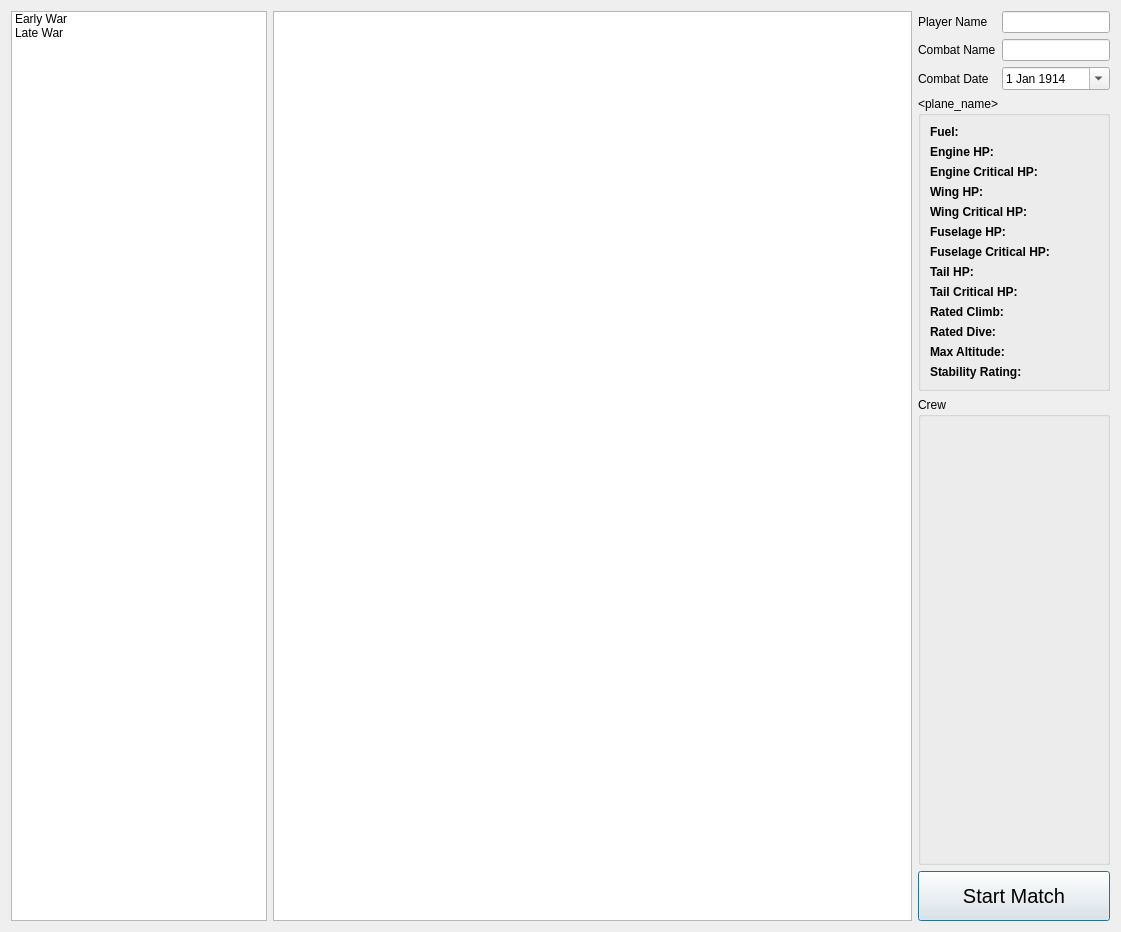
First picture: the form in turn_logger/PlaneSelectionDialog.ui, repository wchamilton/CEManeuverLog, before the edit.
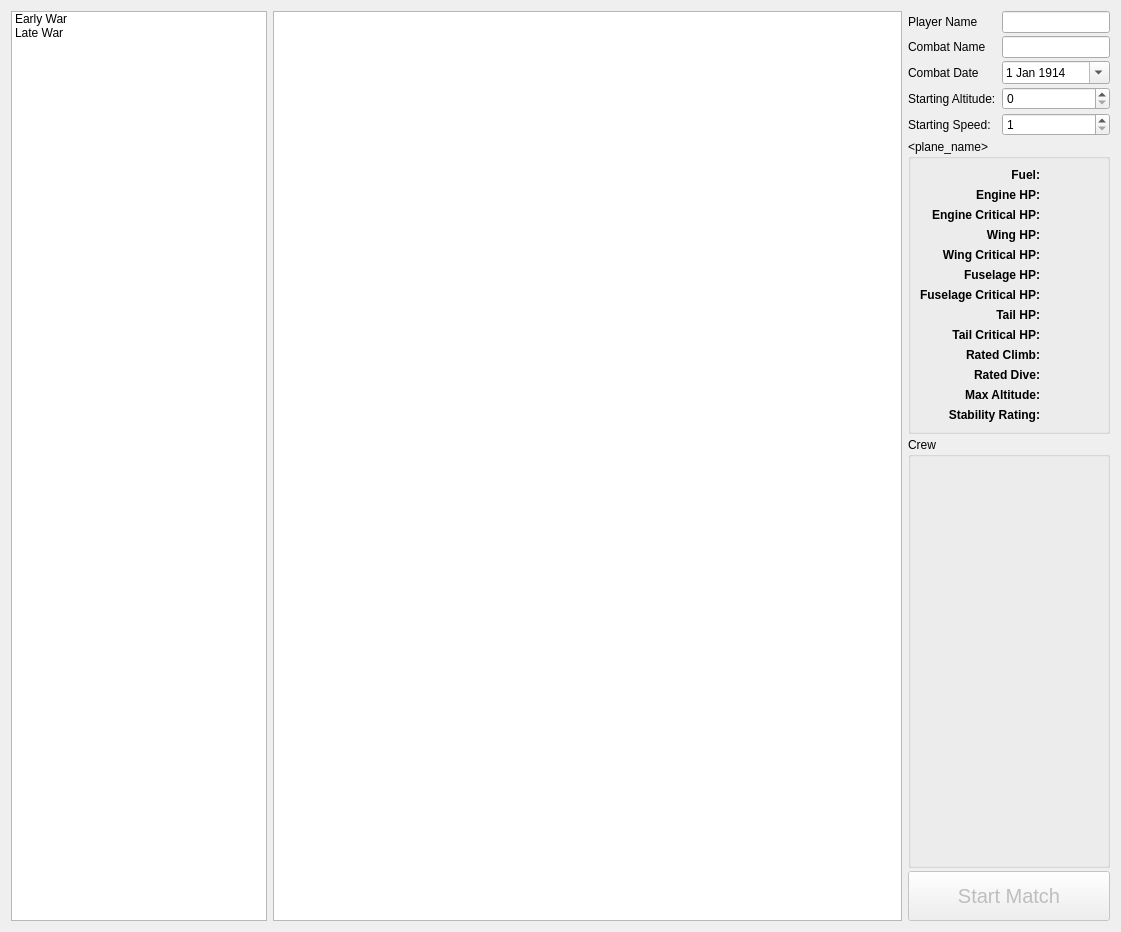
Second picture: the form after the edit.

Commit message: Models are mostly in place. Working on replacement UI components and restructuring. Will need to eventually purge the old models/views but that'll be a later stage

Diff of the .ui file:
```diff
--- a/turn_logger/PlaneSelectionDialog.ui
+++ b/turn_logger/PlaneSelectionDialog.ui
@@ -13,9 +13,62 @@
   <property name="windowTitle">
    <string>Canvas Eagles - Plane Selection</string>
   </property>
-  <layout class="QGridLayout" name="gridLayout_2" rowstretch="0,0,0,0,0,0" columnstretch="0,2,0,0">
-   <item row="5" column="2" colspan="2">
+  <layout class="QGridLayout" name="gridLayout_2" rowstretch="0,0,0,0,0,0,0,0" columnstretch="0,2,0,0">
+   <property name="verticalSpacing">
+    <number>3</number>
+   </property>
+   <item row="0" column="0" rowspan="8">
+    <widget class="QTreeWidget" name="planes_tree">
+     <property name="editTriggers">
+      <set>QAbstractItemView::EditTrigger::NoEditTriggers</set>
+     </property>
+     <property name="rootIsDecorated">
+      <bool>false</bool>
+     </property>
+     <property name="headerHidden">
+      <bool>true</bool>
+     </property>
+     <attribute name="headerVisible">
+      <bool>false</bool>
+     </attribute>
+     <column>
+      <property name="text">
+       <string>Planes</string>
+      </property>
+     </column>
+     <item>
+      <property name="text">
+       <string>Early War</string>
+      </property>
+      <property name="flags">
+       <set>ItemIsDragEnabled|ItemIsDropEnabled|ItemIsUserCheckable|ItemIsEnabled</set>
+      </property>
+     </item>
+     <item>
+      <property name="text">
+       <string>Late War</string>
+      </property>
+      <property name="flags">
+       <set>ItemIsDragEnabled|ItemIsDropEnabled|ItemIsUserCheckable|ItemIsEnabled</set>
+      </property>
+     </item>
+    </widget>
+   </item>
+   <item row="0" column="3">
+    <widget class="QLineEdit" name="player_name"/>
+   </item>
+   <item row="0" column="1" rowspan="8">
+    <widget class="QGraphicsView" name="maneuver_sched">
+     <property name="renderHints">
+      <set>QPainter::RenderHint::Antialiasing|QPainter::RenderHint::TextAntialiasing</set>
+     </property>
+    </widget>
+   </item>
+   <item row="7" column="2" colspan="2">
     <widget class="QPushButton" name="start_button">
+     <property name="enabled">
+      <bool>false</bool>
+     </property>
      <property name="minimumSize">
       <size>
        <width>0</width>
@@ -32,20 +85,6 @@
      </property>
     </widget>
    </item>
-   <item row="2" column="2">
-    <widget class="QLabel" name="label_2">
-     <property name="text">
-      <string>Combat Date</string>
-     </property>
-    </widget>
-   </item>
-   <item row="0" column="1" rowspan="6">
-    <widget class="QGraphicsView" name="maneuver_sched">
-     <property name="renderHints">
-      <set>QPainter::RenderHint::Antialiasing|QPainter::RenderHint::TextAntialiasing</set>
-     </property>
-    </widget>
-   </item>
    <item row="2" column="3">
     <widget class="QDateEdit" name="combat_date">
      <property name="calendarPopup">
@@ -60,50 +99,44 @@
      </property>
     </widget>
    </item>
-   <item row="0" column="3">
-    <widget class="QLineEdit" name="player_name"/>
-   </item>
-   <item row="0" column="0" rowspan="6">
-    <widget class="QTreeWidget" name="planes_tree">
-     <property name="editTriggers">
-      <set>QAbstractItemView::EditTrigger::NoEditTriggers</set>
+   <item row="6" column="2" colspan="2">
+    <widget class="QGroupBox" name="crew_grpbox">
+     <property name="title">
+      <string>Crew</string>
      </property>
-     <property name="rootIsDecorated">
-      <bool>false</bool>
+     <property name="alignment">
+      <set>Qt::AlignmentFlag::AlignLeading|Qt::AlignmentFlag::AlignLeft|Qt::AlignmentFlag::AlignTop</set>
      </property>
-     <property name="headerHidden">
-      <bool>true</bool>
-     </property>
-     <attribute name="headerVisible">
-      <bool>false</bool>
-     </attribute>
-     <column>
-      <property name="text">
-       <string>Planes</string>
+     <layout class="QGridLayout" name="gridLayout_4">
+      <property name="leftMargin">
+       <number>0</number>
       </property>
-     </column>
-     <item>
-      <property name="text">
-       <string>Early War</string>
+      <property name="topMargin">
+       <number>0</number>
       </property>
-      <property name="flags">
-       <set>ItemIsDragEnabled|ItemIsDropEnabled|ItemIsUserCheckable|ItemIsEnabled</set>
+      <property name="rightMargin">
+       <number>0</number>
       </property>
-     </item>
-     <item>
-      <property name="text">
-       <string>Late War</string>
+      <property name="bottomMargin">
+       <number>0</number>
       </property>
-      <property name="flags">
-       <set>ItemIsDragEnabled|ItemIsDropEnabled|ItemIsUserCheckable|ItemIsEnabled</set>
+      <property name="spacing">
+       <number>0</number>
       </property>
-     </item>
+      <item row="0" column="0">
+       <widget class="QStackedWidget" name="crew_stacked_widget">
+        <property name="currentIndex">
+         <number>-1</number>
+        </property>
+       </widget>
+      </item>
+     </layout>
     </widget>
    </item>
    <item row="1" column="3">
     <widget class="QLineEdit" name="combat_name"/>
    </item>
-   <item row="3" column="2" colspan="2">
+   <item row="5" column="2" colspan="2">
     <widget class="QGroupBox" name="plane_grpbox">
      <property name="title">
       <string>&lt;plane_name&gt;</string>
@@ -122,6 +155,9 @@
         <property name="text">
          <string>Wing Critical HP:</string>
         </property>
+        <property name="alignment">
+         <set>Qt::AlignmentFlag::AlignRight|Qt::AlignmentFlag::AlignTrailing|Qt::AlignmentFlag::AlignVCenter</set>
+        </property>
        </widget>
       </item>
       <item row="10" column="0">
@@ -134,6 +170,9 @@
         <property name="text">
          <string>Rated Dive:</string>
         </property>
+        <property name="alignment">
+         <set>Qt::AlignmentFlag::AlignRight|Qt::AlignmentFlag::AlignTrailing|Qt::AlignmentFlag::AlignVCenter</set>
+        </property>
        </widget>
       </item>
       <item row="11" column="1">
@@ -174,6 +213,9 @@
         <property name="text">
          <string>Rated Climb:</string>
         </property>
+        <property name="alignment">
+         <set>Qt::AlignmentFlag::AlignRight|Qt::AlignmentFlag::AlignTrailing|Qt::AlignmentFlag::AlignVCenter</set>
+        </property>
        </widget>
       </item>
       <item row="1" column="0">
@@ -186,6 +228,9 @@
         <property name="text">
          <string>Engine HP:</string>
         </property>
+        <property name="alignment">
+         <set>Qt::AlignmentFlag::AlignRight|Qt::AlignmentFlag::AlignTrailing|Qt::AlignmentFlag::AlignVCenter</set>
+        </property>
        </widget>
       </item>
       <item row="3" column="0">
@@ -198,6 +243,9 @@
         <property name="text">
          <string>Wing HP:</string>
         </property>
+        <property name="alignment">
+         <set>Qt::AlignmentFlag::AlignRight|Qt::AlignmentFlag::AlignTrailing|Qt::AlignmentFlag::AlignVCenter</set>
+        </property>
        </widget>
       </item>
       <item row="2" column="0">
@@ -210,6 +258,9 @@
         <property name="text">
          <string>Engine Critical HP:</string>
         </property>
+        <property name="alignment">
+         <set>Qt::AlignmentFlag::AlignRight|Qt::AlignmentFlag::AlignTrailing|Qt::AlignmentFlag::AlignVCenter</set>
+        </property>
        </widget>
       </item>
       <item row="8" column="0">
@@ -222,6 +273,9 @@
         <property name="text">
          <string>Tail Critical HP:</string>
         </property>
+        <property name="alignment">
+         <set>Qt::AlignmentFlag::AlignRight|Qt::AlignmentFlag::AlignTrailing|Qt::AlignmentFlag::AlignVCenter</set>
+        </property>
        </widget>
       </item>
       <item row="9" column="1">
@@ -241,6 +295,9 @@
         <property name="text">
          <string>Stability Rating:</string>
         </property>
+        <property name="alignment">
+         <set>Qt::AlignmentFlag::AlignRight|Qt::AlignmentFlag::AlignTrailing|Qt::AlignmentFlag::AlignVCenter</set>
+        </property>
        </widget>
       </item>
       <item row="0" column="0">
@@ -253,6 +310,9 @@
         <property name="text">
          <string>Fuel:</string>
         </property>
+        <property name="alignment">
+         <set>Qt::AlignmentFlag::AlignRight|Qt::AlignmentFlag::AlignTrailing|Qt::AlignmentFlag::AlignVCenter</set>
+        </property>
        </widget>
       </item>
       <item row="7" column="1">
@@ -279,6 +339,9 @@
         <property name="text">
          <string>Fuselage HP:</string>
         </property>
+        <property name="alignment">
+         <set>Qt::AlignmentFlag::AlignRight|Qt::AlignmentFlag::AlignTrailing|Qt::AlignmentFlag::AlignVCenter</set>
+        </property>
        </widget>
       </item>
       <item row="2" column="1">
@@ -312,6 +375,9 @@
         <property name="text">
          <string>Max Altitude:</string>
         </property>
+        <property name="alignment">
+         <set>Qt::AlignmentFlag::AlignRight|Qt::AlignmentFlag::AlignTrailing|Qt::AlignmentFlag::AlignVCenter</set>
+        </property>
        </widget>
       </item>
       <item row="1" column="1">
@@ -338,6 +404,9 @@
         <property name="text">
          <string>Fuselage Critical HP:</string>
         </property>
+        <property name="alignment">
+         <set>Qt::AlignmentFlag::AlignRight|Qt::AlignmentFlag::AlignTrailing|Qt::AlignmentFlag::AlignVCenter</set>
+        </property>
        </widget>
       </item>
       <item row="7" column="0">
@@ -350,6 +419,9 @@
         <property name="text">
          <string>Tail HP:</string>
         </property>
+        <property name="alignment">
+         <set>Qt::AlignmentFlag::AlignRight|Qt::AlignmentFlag::AlignTrailing|Qt::AlignmentFlag::AlignVCenter</set>
+        </property>
        </widget>
       </item>
       <item row="3" column="1">
@@ -362,40 +434,6 @@
      </layout>
     </widget>
    </item>
-   <item row="4" column="2" colspan="2">
-    <widget class="QGroupBox" name="crew_grpbox">
-     <property name="title">
-      <string>Crew</string>
-     </property>
-     <property name="alignment">
-      <set>Qt::AlignmentFlag::AlignLeading|Qt::AlignmentFlag::AlignLeft|Qt::AlignmentFlag::AlignTop</set>
-     </property>
-     <layout class="QGridLayout" name="gridLayout_4">
-      <property name="leftMargin">
-       <number>0</number>
-      </property>
-      <property name="topMargin">
-       <number>0</number>
-      </property>
-      <property name="rightMargin">
-       <number>0</number>
-      </property>
-      <property name="bottomMargin">
-       <number>0</number>
-      </property>
-      <property name="spacing">
-       <number>0</number>
-      </property>
-      <item row="0" column="0">
-       <widget class="QStackedWidget" name="crew_stacked_widget">
-        <property name="currentIndex">
-         <number>-1</number>
-        </property>
-       </widget>
-      </item>
-     </layout>
-    </widget>
-   </item>
    <item row="1" column="2">
     <widget class="QLabel" name="label_16">
      <property name="text">
@@ -403,6 +441,13 @@
      </property>
     </widget>
    </item>
+   <item row="4" column="2">
+    <widget class="QLabel" name="label_17">
+     <property name="text">
+      <string>Starting Speed:</string>
+     </property>
+    </widget>
+   </item>
    <item row="0" column="2">
     <widget class="QLabel" name="label">
      <property name="text">
@@ -410,6 +455,33 @@
      </property>
     </widget>
    </item>
+   <item row="2" column="2">
+    <widget class="QLabel" name="label_2">
+     <property name="text">
+      <string>Combat Date</string>
+     </property>
+    </widget>
+   </item>
+   <item row="3" column="2">
+    <widget class="QLabel" name="label_18">
+     <property name="text">
+      <string>Starting Altitude:</string>
+     </property>
+    </widget>
+   </item>
+   <item row="3" column="3">
+    <widget class="QSpinBox" name="starting_alt_spn"/>
+   </item>
+   <item row="4" column="3">
+    <widget class="QSpinBox" name="starting_speed_spn">
+     <property name="minimum">
+      <number>1</number>
+     </property>
+     <property name="maximum">
+      <number>4</number>
+     </property>
+    </widget>
+   </item>
   </layout>
  </widget>
  <tabstops>
```
The commit also changes 35 other files.
